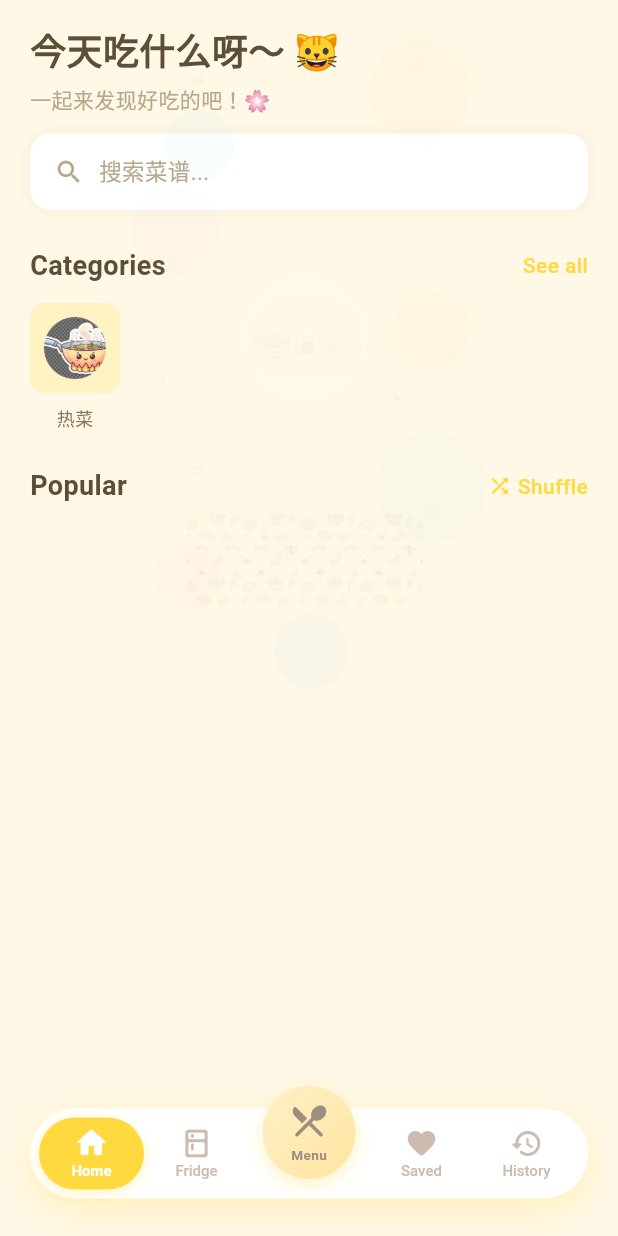
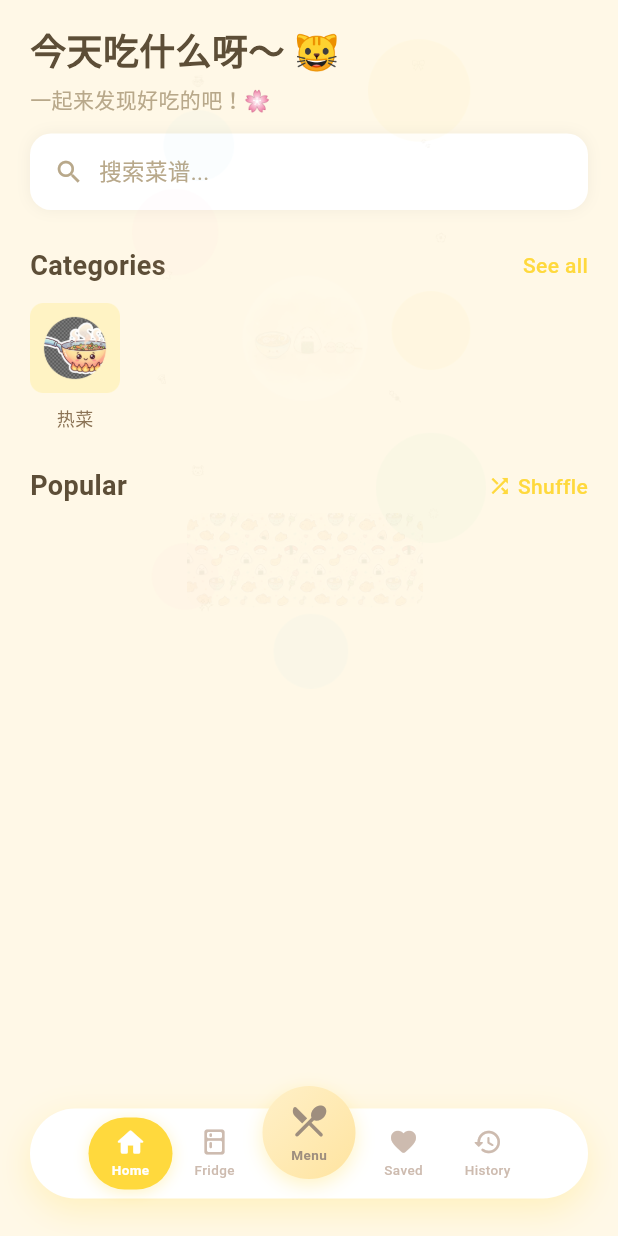
Before and after one commit to xiaofeiwuuu/meishi-app, a Flutter app: the screen it shows after launch, on a phone screen of 412 x 824 dp. Run offline on Flutter 3.47's test engine with Material 3 defaults, Android fonts, the phone set to English and light mode, and no system bars; our stand-ins replace cached_network_image, dio, file_picker, image_picker, qr_flutter, share_plus and 2 more; missing offline and left inert: mobile_scanner; network calls fail.

Commit message:
fix: 调整 TabBar 尺寸防止溢出

```diff
--- a/lib/main.dart
+++ b/lib/main.dart
@@ -76,9 +76,9 @@ class _MainPageState extends State<MainPage> {
   ];
 
   // Tab 配置
-  static const _tabWidth = 70.0;
-  static const _centerGap = 80.0;
-  static const _maxBarWidth = 420.0; // 最大宽度限制
+  static const _tabWidth = 56.0;
+  static const _centerGap = 70.0;
+  static const _maxBarWidth = 380.0; // 最大宽度限制
 
   void _onTabTap(int index) {
     if (index != 2) {
@@ -277,18 +277,19 @@ class _MainPageState extends State<MainPage> {
               child: Icon(
                 icon,
                 color: isSelected ? Colors.white : const Color(0xFFCDBBAF),
-                size: 22,
+                size: 20,
               ),
             ),
             const SizedBox(height: 2),
-            AnimatedDefaultTextStyle(
-              duration: const Duration(milliseconds: 200),
+            Text(
+              label,
               style: TextStyle(
                 color: isSelected ? Colors.white : const Color(0xFFCDBBAF),
-                fontSize: 10,
+                fontSize: 9,
                 fontWeight: isSelected ? FontWeight.w600 : FontWeight.w500,
               ),
-              child: Text(label),
+              maxLines: 1,
+              overflow: TextOverflow.clip,
             ),
           ],
         ),
```
